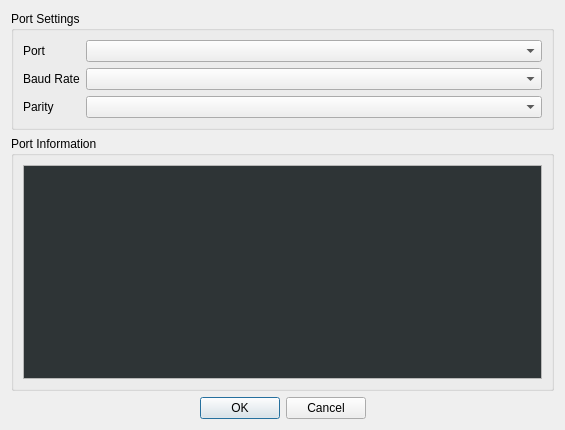
fenix0xf/sterm, file src/SelectPortDialog.ui: the form before one commit.
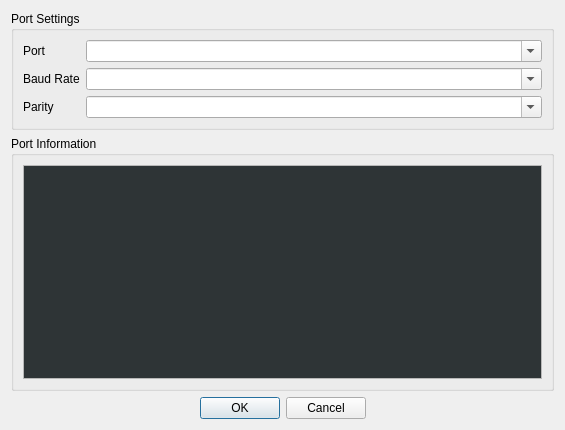
The form after the commit.

What changed in the file:
```diff
--- a/src/SelectPortDialog.ui
+++ b/src/SelectPortDialog.ui
@@ -30,7 +30,11 @@
                                     </widget>
                                 </item>
                                 <item row="0" column="1">
-                                    <widget class="QComboBox" name="portComboBox"/>
+                                    <widget class="QComboBox" name="portComboBox">
+                                        <property name="editable">
+                                            <bool>true</bool>
+                                        </property>
+                                    </widget>
                                 </item>
                                 <item row="1" column="0">
                                     <widget class="QLabel" name="label_2">
@@ -40,7 +44,11 @@
                                     </widget>
                                 </item>
                                 <item row="1" column="1">
-                                    <widget class="QComboBox" name="baudRateComboBox"/>
+                                    <widget class="QComboBox" name="baudRateComboBox">
+                                        <property name="editable">
+                                            <bool>true</bool>
+                                        </property>
+                                    </widget>
                                 </item>
                                 <item row="2" column="0">
                                     <widget class="QLabel" name="label_3">
@@ -50,7 +58,11 @@
                                     </widget>
                                 </item>
                                 <item row="2" column="1">
-                                    <widget class="QComboBox" name="parityComboBox"/>
+                                    <widget class="QComboBox" name="parityComboBox">
+                                        <property name="editable">
+                                            <bool>true</bool>
+                                        </property>
+                                    </widget>
                                 </item>
                             </layout>
                         </item>
```
